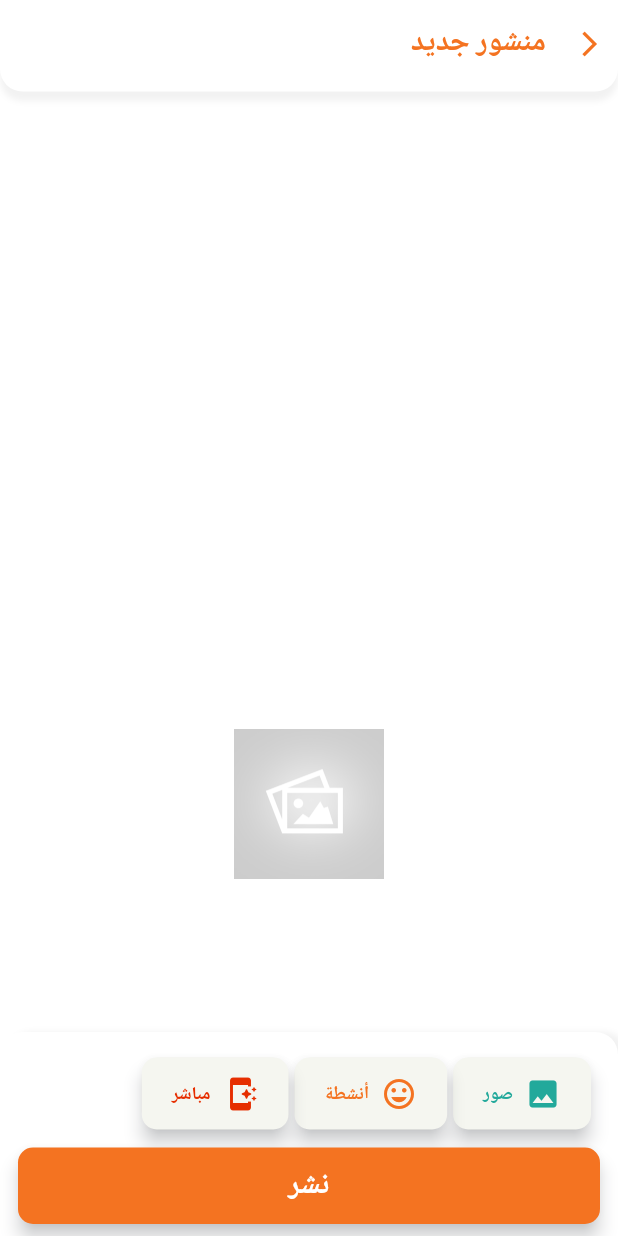
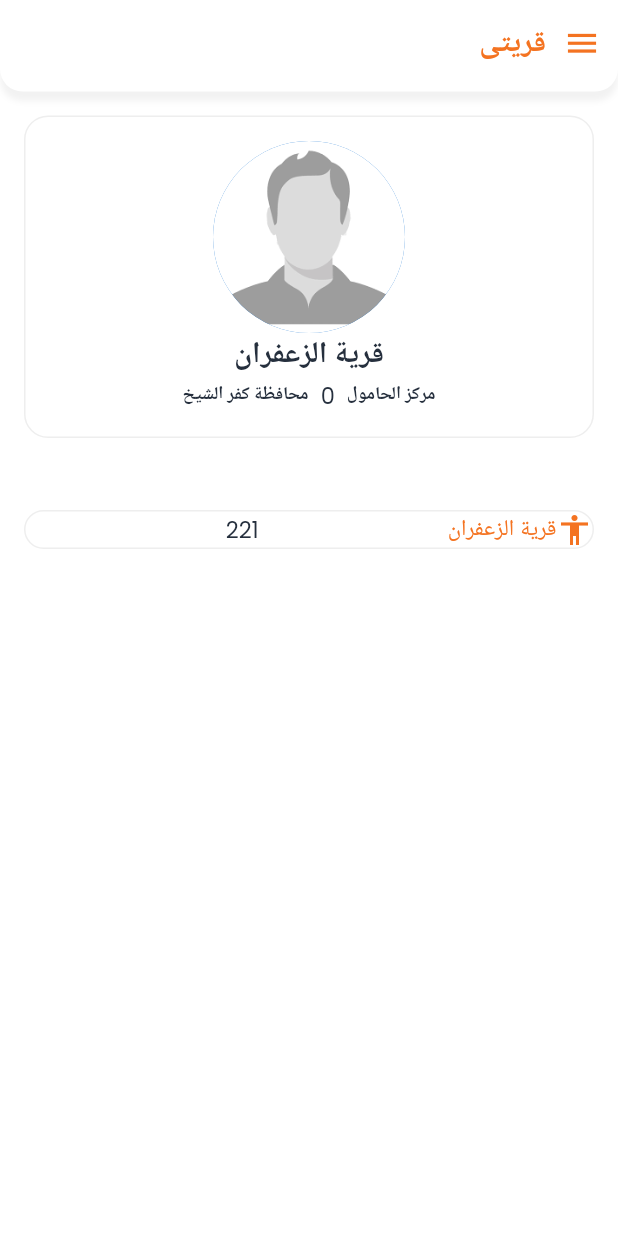
Before and after one commit to FiveDimensionsIT/HayahKarima, a Flutter app: the screen it shows after launch, on a phone screen of 412 x 824 dp. Run offline on Flutter 3.47's test engine with Material 2 defaults, Android fonts, the phone set to English and light mode, and no system bars; drawn by our look-alikes of carousel_slider; our stand-ins replace connectivity_plus, dio, dotted_border, firebase_auth, flutter_svg, form_field_validator and 9 more; missing offline and left inert: ansicolor, barbecue; accounts and stored records are empty.

Commit message:
create my_village view

```diff
--- /dev/null
+++ b/lib/app/pages/my_village/my_village_binding.dart
@@ -0,0 +1,12 @@
+import 'package:get/get.dart';
+import 'package:hayah_karema/app/pages/my_village/my_village_conreoller.dart';
+
+class MyVillageBinding extends Bindings{
+  @override
+  void dependencies() {
+    Get.lazyPut<MyVillageController>(() =>
+        MyVillageController());
+  }
+
+
+}
--- /dev/null
+++ b/lib/app/pages/my_village/my_village_conreoller.dart
@@ -0,0 +1,4 @@
+import 'package:get/get.dart';
+
+class MyVillageController extends GetxController{
+}
--- /dev/null
+++ b/lib/app/pages/my_village/my_village_view.dart
@@ -0,0 +1,89 @@
+import 'package:flutter/material.dart';
+import 'package:hayah_karema/app/common/themes/app_colors.dart';
+import 'package:hayah_karema/app/common/widgets/app_toolbar.dart';
+import 'package:hayah_karema/utils/ui/empty.dart';
+
+
+class MyVillageView extends StatelessWidget {
+  const MyVillageView({Key? key}) : super(key: key);
+
+  @override
+  Widget build(BuildContext context) {
+    return Scaffold(
+      backgroundColor: AppColors.current.neutral,
+      body: _buildBody(),
+    );
+  }
+
+  Widget _buildBody(){
+    return SafeArea(
+      child: Column(
+      children: [
+        AppToolbar(title: 'قريتى',
+             drawerCallBack: (){}),
+            _buildProfile(),
+            Empty(height: 16,),
+            _buildPoint(Icons.accessibility,'قرية الزعفران',221),
+      ],
+    ),
+    );
+  }
+
+  Widget _buildProfile(){
+    return Container(
+      margin: const EdgeInsets.symmetric(horizontal: 16,vertical: 16),
+      decoration: BoxDecoration(
+        borderRadius: BorderRadius.circular(16),
+        border: Border.all(
+            width: 1,
+            color: AppColors.current.dimmedLight)
+      ),
+      child: Center(
+        child: Column(
+        children: [
+          Empty(height: 16,),
+          const CircleAvatar(
+            backgroundImage: AssetImage('assets/images/icon_user.png'),
+            radius: 64,
+
+          ),
+          const Text('قرية الزعفران',style: TextStyle(fontSize: 20,fontWeight: FontWeight.bold),),
+          Row(
+            mainAxisAlignment: MainAxisAlignment.center,
+            children: const[
+            Text('مركز الحامول',style: TextStyle(fontSize: 12,fontWeight: FontWeight.bold),),
+              Padding(
+                padding: EdgeInsets.symmetric(horizontal: 8),
+                child: Text('0'),
+              ),
+              Text('محافظة كفر الشيخ',style: TextStyle(fontSize: 12,fontWeight: FontWeight.bold),),
+          ],
+          ),
+          Empty(height: 16,)
+        ],
+        ),
+      ),
+    );
+  }
+  Widget _buildPoint(icon,String title ,int number){
+    return Container(
+      margin: const EdgeInsets.symmetric(horizontal: 16,vertical: 16),
+      decoration: BoxDecoration(
+          borderRadius: BorderRadius.circular(16),
+          border: Border.all(
+              width: 1,
+              color: AppColors.current.dimmedLight),
+      ),
+      child: Row(
+        children: [
+          Icon(icon,color: AppColors.current.accent,),
+          Text(title,style: TextStyle(color: AppColors.current.accent,),),
+          Container(
+              width: 148,
+              child: Text(number.toString(),textAlign: TextAlign.end,),
+          )
+        ],
+      ),
+    );
+  }
+}
--- a/lib/app/pages/new_post/new_post_view.dart
+++ b/lib/app/pages/new_post/new_post_view.dart
@@ -7,7 +7,7 @@ import 'package:hayah_karema/app/common/translation/app_text.dart';
 import 'package:hayah_karema/app/common/widgets/app_toolbar.dart';
 import 'package:hayah_karema/app/pages/new_post/new_post_controller.dart';
 import 'package:hayah_karema/utils/ui/ui_lib.dart';
-import 'package:image_picker/image_picker.dart';
+
 
 class NewPostView extends StatelessWidget {
    NewPostView({Key? key}) : super(key: key);
--- a/lib/app/routes/app_pages.dart
+++ b/lib/app/routes/app_pages.dart
@@ -12,6 +12,8 @@ import 'package:hayah_karema/app/pages/comment/comment_binding.dart';
 import 'package:hayah_karema/app/pages/comment/commnet_view.dart';
 import 'package:hayah_karema/app/pages/home/home_binding.dart';
 import 'package:hayah_karema/app/pages/home/home_view.dart';
+import 'package:hayah_karema/app/pages/my_village/my_village_binding.dart';
+import 'package:hayah_karema/app/pages/my_village/my_village_view.dart';
 import 'package:hayah_karema/app/pages/new_post/new_post_binding.dart';
 import 'package:hayah_karema/app/pages/new_post/new_post_view.dart';
 import 'package:hayah_karema/app/pages/notification/notification_binding.dart';
@@ -25,7 +27,7 @@ class AppPages {
   AppPages._();
 
   //static const INITIAL = Routes.SPLASH_VIEW;
-  static const INITIAL = Routes.NEW_POST;
+  static const INITIAL = Routes.MY_VILLAGE;
   static final routes = [
     GetPage(
       name: _Paths.SPLASH_VIEW,
@@ -72,5 +74,9 @@ class AppPages {
       page: ()=> CommentView(),
       binding: CommentBinding(),
     ),
+    GetPage(name: _Paths.MY_VILLAGE,
+      page: ()=> MyVillageView(),
+      binding: MyVillageBinding(),
+    ),
   ];
 }
--- a/lib/app/routes/app_routes.dart
+++ b/lib/app/routes/app_routes.dart
@@ -13,6 +13,7 @@ abstract class Routes {
   static const NEW_POST = _Paths.NEW_POST;
   static const NOTIFICATION_VIEW=_Paths.NOTIFICATION_VIEW;
   static const COMMENT_VIEW=_Paths.COMMENT_VIEW;
+  static const MY_VILLAGE = _Paths.MY_VILLAGE;
 
 }
 
@@ -26,4 +27,5 @@ abstract class _Paths {
   static const NEW_POST ='/new_post';
   static const NOTIFICATION_VIEW='/notification';
   static const COMMENT_VIEW='/comment';
+  static const MY_VILLAGE = '/my-village';
 }
```
